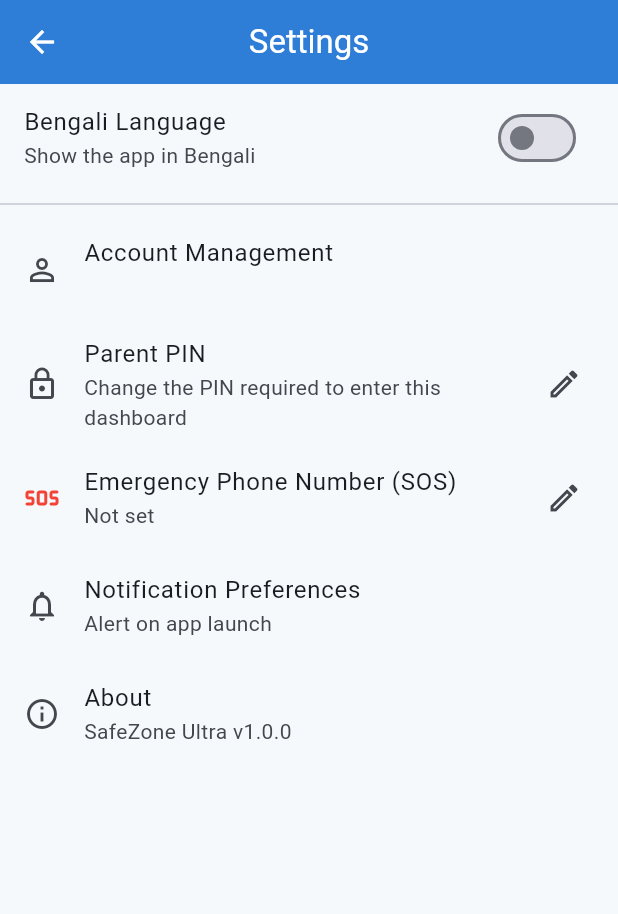
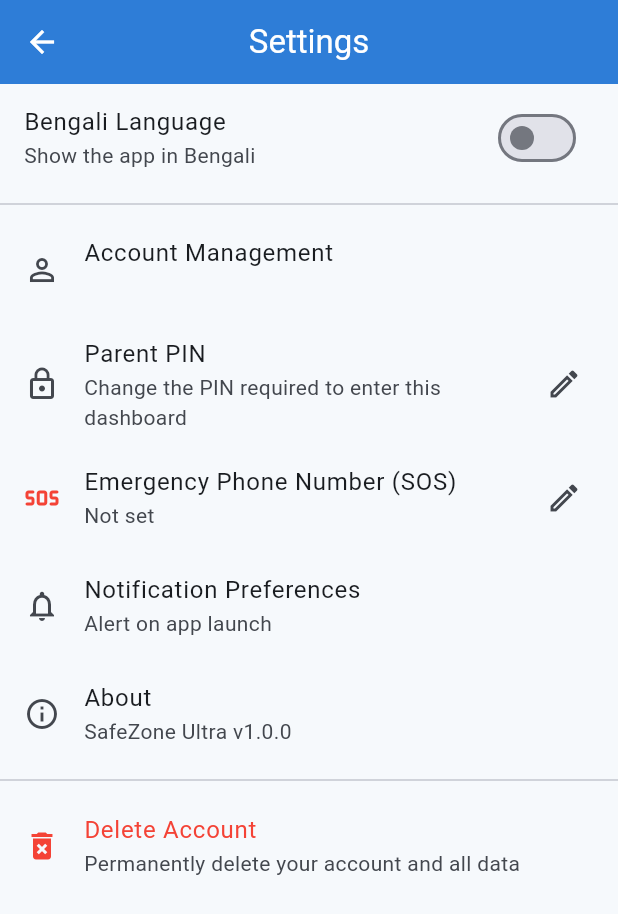
Before and after one commit to refa9568/Safezone_ULTRA, a Flutter app: the SettingsScreen screen opened by its route, on a phone screen of 412 x 824 dp. Shown: the top 914 px of the screen. Run offline on Flutter 3.47's test engine with Material 3 defaults, Android fonts, the phone set to English and light mode, and no system bars; our stand-ins replace cloud_firestore, firebase_auth, firebase_core, flutter_tts, video_player; accounts and stored records are empty.

Commit message:
Add a real Delete Account feature
Prompted by a user report of getting 'email already in use' after deleting a test account: deleting the Firestore parent document alone leaves the Firebase Auth account behind, since they are two separate stores, so the email stays taken. Added AppState.deleteAllData() (cascades through every child's quiz results/badges/chat messages/notifications, the children, then the parent doc) and AuthService.deleteAccount() (deletes the Firebase Auth user, surfacing a friendly message for the requires-recent-login case). Wired both into a new 'Delete Account' item in Settings, behind a confirmation dialog, so a parent can now fully remove their account and data themselves in one step instead of needing console access.

```diff
--- a/lib/backend/auth_service.dart
+++ b/lib/backend/auth_service.dart
@@ -21,6 +21,17 @@ class AuthService {
   }
 
   Future<void> signOut() => _auth.signOut();
+
+  /// Permanently deletes the signed-in Firebase Auth account. Call this
+  /// alongside AppState.deleteAllData() (Firestore) to fully remove a user.
+  /// Firebase requires a recent sign-in for this - if it's been a while,
+  /// this throws 'requires-recent-login' (see [friendlyError]).
+  Future<void> deleteAccount() async {
+    final user = _auth.currentUser;
+    if (user != null) {
+      await user.delete();
+    }
+  }
 
   /// Sends a verification link to the currently signed-in user's email.
   /// Call right after [signUp] — no-op if already verified.
@@ -57,6 +68,8 @@ class AuthService {
           return 'Choose a stronger password (6+ characters).';
         case 'network-request-failed':
           return 'No internet connection. Try again.';
+        case 'requires-recent-login':
+          return 'For security, please log out and log back in, then try again.';
         default:
           return error.message ?? 'Something went wrong. Please try again.';
       }
--- a/lib/logic/app_state.dart
+++ b/lib/logic/app_state.dart
@@ -81,6 +81,31 @@ class AppState extends ChangeNotifier {
     notifications = [];
     loading = true;
     notifyListeners();
+  }
+
+  /// Permanently deletes every Firestore document for this parent and all
+  /// their children (quiz results, badges, chat messages, notifications,
+  /// the children themselves, then the parent doc). Pair with
+  /// AuthService.deleteAccount() to fully remove a user - this only clears
+  /// Firestore, not the Firebase Auth account itself.
+  Future<void> deleteAllData() async {
+    for (final child in List<Child>.from(children)) {
+      for (final r in quizResults.where((r) => r.childId == child.id)) {
+        await _quizResultRepo.delete(r.id);
+      }
+      for (final b in badges.where((b) => b.childId == child.id)) {
+        await _badgeRepo.delete(b.id);
+      }
+      for (final m in chatMessages.where((m) => m.childId == child.id)) {
+        await _chatMessageRepo.delete(m.id);
+      }
+      await _childRepo.delete(child.id);
+    }
+    for (final n in List<AppNotification>.from(notifications)) {
+      await _notificationRepo.delete(n.id);
+    }
+    await _parentRepo.delete(parent.id);
+    reset();
   }
 
   String _tempId(String prefix) =>
--- a/lib/ui/screens/parent/settings_screen.dart
+++ b/lib/ui/screens/parent/settings_screen.dart
@@ -1,9 +1,18 @@
 import 'package:flutter/material.dart';
 import 'package:provider/provider.dart';
+import 'package:safezone_ultra/backend/auth_service.dart';
 import 'package:safezone_ultra/logic/app_state.dart';
 
-class SettingsScreen extends StatelessWidget {
+class SettingsScreen extends StatefulWidget {
   const SettingsScreen({super.key});
+
+  @override
+  State<SettingsScreen> createState() => _SettingsScreenState();
+}
+
+class _SettingsScreenState extends State<SettingsScreen> {
+  final _authService = AuthService();
+  bool _deleting = false;
 
   Future<void> _editEmergencyPhone(
     BuildContext context,
@@ -77,6 +86,51 @@ class SettingsScreen extends StatelessWidget {
     }
   }
 
+  Future<void> _deleteAccount(AppState state, bool t) async {
+    final confirmed = await showDialog<bool>(
+      context: context,
+      builder: (dialogContext) => AlertDialog(
+        shape: RoundedRectangleBorder(borderRadius: BorderRadius.circular(20)),
+        title: Text(t ? 'অ্যাকাউন্ট মুছবেন?' : 'Delete Account?'),
+        content: Text(
+          t
+              ? 'তোমার অ্যাকাউন্ট, সব সন্তানের প্রোফাইল এবং তাদের সব progress স্থায়ীভাবে মুছে যাবে। এটা আর ফিরিয়ে আনা যাবে না।'
+              : 'Your account, all child profiles, and all their progress will be permanently deleted. This cannot be undone.',
+        ),
+        actions: [
+          TextButton(
+            onPressed: () => Navigator.pop(dialogContext, false),
+            child: Text(t ? 'বাতিল' : 'Cancel'),
+          ),
+          ElevatedButton(
+            style: ElevatedButton.styleFrom(backgroundColor: Colors.red),
+            onPressed: () => Navigator.pop(dialogContext, true),
+            child: Text(t ? 'মুছুন' : 'Delete'),
+          ),
+        ],
+      ),
+    );
+    if (confirmed != true) return;
+
+    setState(() => _deleting = true);
+    try {
+      // Wipe Firestore first, then the Auth account itself.
+      await state.deleteAllData();
+      await _authService.deleteAccount();
+      if (mounted) {
+        Navigator.pushNamedAndRemoveUntil(context, '/', (r) => false);
+      }
+    } catch (e) {
+      if (mounted) {
+        ScaffoldMessenger.of(
+          context,
+        ).showSnackBar(SnackBar(content: Text(_authService.friendlyError(e))));
+      }
+    } finally {
+      if (mounted) setState(() => _deleting = false);
+    }
+  }
+
   @override
   Widget build(BuildContext context) {
     final state = context.watch<AppState>();
@@ -136,6 +190,26 @@ class SettingsScreen extends StatelessWidget {
             title: Text(t ? 'সম্পর্কে' : 'About'),
             subtitle: const Text('SafeZone Ultra v1.0.0'),
           ),
+          const Divider(),
+          ListTile(
+            leading: _deleting
+                ? const SizedBox(
+                    width: 24,
+                    height: 24,
+                    child: CircularProgressIndicator(strokeWidth: 2),
+                  )
+                : const Icon(Icons.delete_forever, color: Colors.red),
+            title: Text(
+              t ? 'অ্যাকাউন্ট মুছে ফেলুন' : 'Delete Account',
+              style: const TextStyle(color: Colors.red),
+            ),
+            subtitle: Text(
+              t
+                  ? 'অ্যাকাউন্ট ও সব ডেটা স্থায়ীভাবে মুছে দিন'
+                  : 'Permanently delete your account and all data',
+            ),
+            onTap: _deleting ? null : () => _deleteAccount(state, t),
+          ),
         ],
       ),
     );
```
